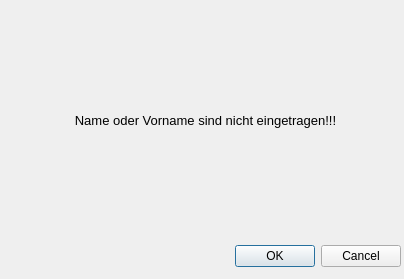
Before: the Qt Designer form src/gui/dialogs/main/reminder.ui in hrafnass/ANTv2, drawn with Qt 5.
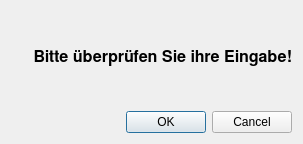
After: the same form once the commit is applied.

```diff
--- a/src/gui/dialogs/main/reminder.ui
+++ b/src/gui/dialogs/main/reminder.ui
@@ -6,8 +6,8 @@
    <rect>
     <x>0</x>
     <y>0</y>
-    <width>404</width>
-    <height>279</height>
+    <width>303</width>
+    <height>144</height>
    </rect>
   </property>
   <property name="sizePolicy">
@@ -19,15 +19,30 @@
   <property name="windowTitle">
    <string>Dialog</string>
   </property>
+  <layout class="QVBoxLayout" name="verticalLayout">
+   <item>
+    <widget class="QLabel" name="label">
+     <property name="font">
+      <font>
+       <family>FreeSans</family>
+       <pointsize>12</pointsize>
+       <weight>75</weight>
+       <bold>true</bold>
+      </font>
+     </property>
+     <property name="text">
+      <string>Bitte überprüfen Sie ihre Eingabe!</string>
+     </property>
+     <property name="textFormat">
+      <enum>Qt::RichText</enum>
+     </property>
+     <property name="alignment">
+      <set>Qt::AlignRight|Qt::AlignTrailing|Qt::AlignVCenter</set>
+     </property>
+    </widget>
+   </item>
+   <item alignment="Qt::AlignRight">
   <widget class="QDialogButtonBox" name="buttonBox">
-   <property name="geometry">
-    <rect>
-     <x>60</x>
-     <y>240</y>
-     <width>341</width>
-     <height>32</height>
-    </rect>
-   </property>
    <property name="sizePolicy">
     <sizepolicy hsizetype="Fixed" vsizetype="Fixed">
      <horstretch>0</horstretch>
@@ -41,25 +56,8 @@
     <set>QDialogButtonBox::Cancel|QDialogButtonBox::Ok</set>
    </property>
   </widget>
-  <widget class="QLabel" name="label">
-   <property name="geometry">
-    <rect>
-     <x>10</x>
-     <y>20</y>
-     <width>391</width>
-     <height>201</height>
-    </rect>
-   </property>
-   <property name="sizePolicy">
-    <sizepolicy hsizetype="Fixed" vsizetype="Fixed">
-     <horstretch>0</horstretch>
-     <verstretch>0</verstretch>
-    </sizepolicy>
-   </property>
-   <property name="text">
-    <string>&lt;html&gt;&lt;head/&gt;&lt;body&gt;&lt;p align=&quot;center&quot;&gt;&lt;span style=&quot; font-size:10pt;&quot;&gt;Name oder Vorname sind nicht eingetragen!!!&lt;/span&gt;&lt;/p&gt;&lt;/body&gt;&lt;/html&gt;</string>
-   </property>
-  </widget>
+   </item>
+  </layout>
  </widget>
  <resources/>
  <connections>
```
Left out of the diff: 2 changed lines with no effect on the pictures. Lines whose indentation alone changed are shown as unchanged.
